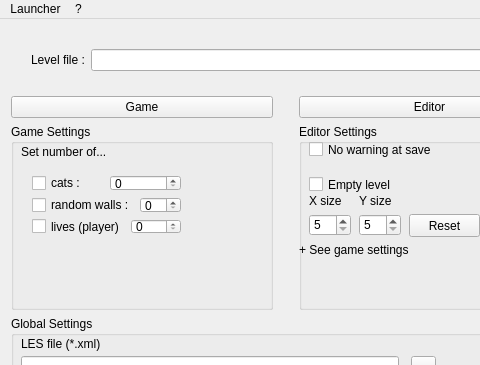
Old version of the form O2R_Launcher/MainWindow.ui in the repository pierreyoda/o2r; both pictures show x 0 to 480 and y 0 to 365 of the 570 by 600 pixel window.
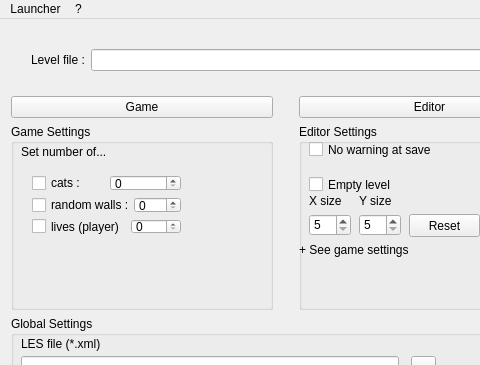
New version of the form. Icons and pictures are not drawn.

Patch:
```diff
--- a/O2R_Launcher/MainWindow.ui
+++ b/O2R_Launcher/MainWindow.ui
@@ -167,7 +167,7 @@
                 <string/>
                </property>
                <property name="maximum">
-                <number>15</number>
+                <number>999</number>
                </property>
               </widget>
              </item>
```
